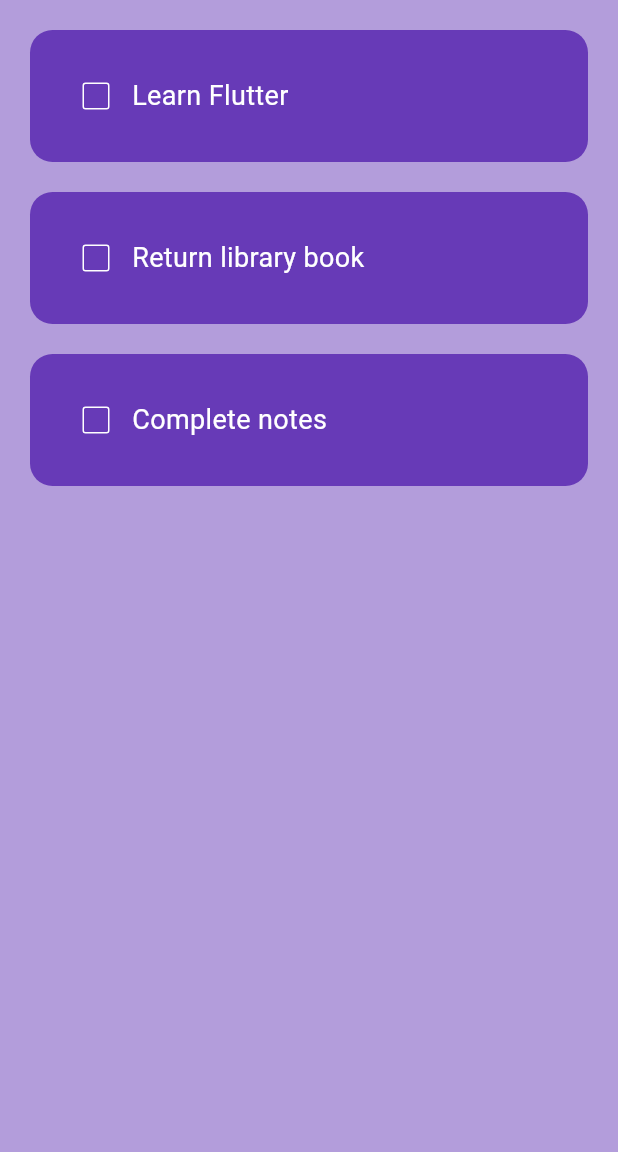
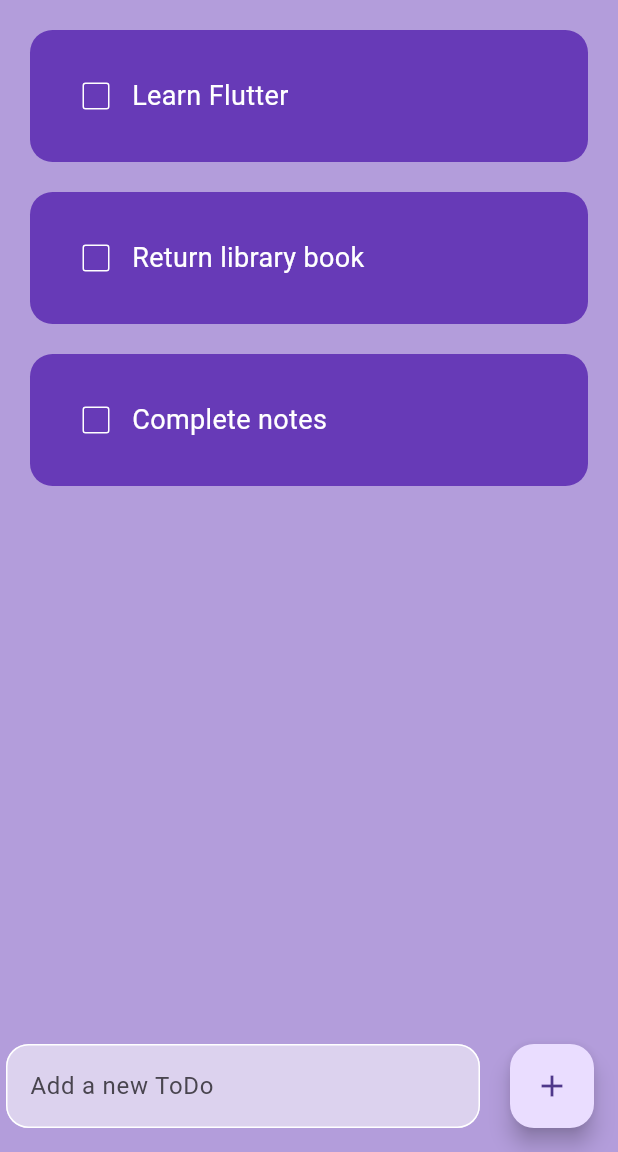
Before and after one commit to fazlaFiyas/my-ToDo, a Flutter app: the screen it shows after launch, on a phone screen of 412 x 824 dp, the part 84-1236 px from its top. Run offline on Flutter 3.47's test engine with Material 3 defaults, Android fonts, the phone set to English and light mode, and no system bars.

Commit message:
adding a floating action button and a text field to add new todos

```diff
--- a/lib/Pages/home_page.dart
+++ b/lib/Pages/home_page.dart
@@ -9,15 +9,25 @@ class HomePage extends StatefulWidget {
 }
 
 class _HomePageState extends State<HomePage> {
+
+  final _controller = TextEditingController();
+
   final List toDoList = [
     ['Learn Flutter', false],
     ['Return library book', false],
     ['Complete notes', false],
   ];
 
-  void checkBoxChanged(int index){
+  void checkBoxChanged(int index) {
     setState(() {
       toDoList[index][1] = !toDoList[index][1];
+    });
+  }
+
+  void saveNewTask(){
+    setState(() {
+      toDoList.add([_controller.text, false]);
+      _controller.clear();
     });
   }
 
@@ -32,14 +42,50 @@ class _HomePageState extends State<HomePage> {
         foregroundColor: Colors.white,
       ),
       body: ListView.builder(
-        itemCount:toDoList.length,
-        itemBuilder: (BuildContext context, index){
-        return TodoList(
-          taskName: toDoList[index][0],
-          taskCompleted: toDoList[index][1],
-          onChanged: (value)=> checkBoxChanged(index),
-        );
-      }),
+        itemCount: toDoList.length,
+        itemBuilder: (BuildContext context, index) {
+          return TodoList(
+            taskName: toDoList[index][0],
+            taskCompleted: toDoList[index][1],
+            onChanged: (value) => checkBoxChanged(index),
+          );
+        },
+      ),
+      floatingActionButton: Row(
+        children: [
+          Expanded(
+            child: Padding(
+              padding: const EdgeInsets.symmetric(
+                horizontal: 20,
+              ),
+              child: TextField(
+                controller: _controller,
+                decoration: InputDecoration(
+                  hintText: 'Add a new ToDo',
+                  filled: true,
+                  fillColor: Colors.white54,
+                  enabledBorder: OutlineInputBorder(
+                    borderSide: const BorderSide(
+                      color: Colors.white,
+                    ),
+                    borderRadius: BorderRadius.circular(15),
+                  ),
+                  focusedBorder: OutlineInputBorder(
+                    borderSide: const BorderSide(
+                      color: Colors.white,
+                    ),
+                    borderRadius: BorderRadius.circular(15),
+                  ),
+                ),
+              ),
+            ),
+          ),
+          FloatingActionButton(
+            onPressed: saveNewTask,
+            child: const Icon(Icons.add),
+          ),
+        ],
+      ),
     );
   }
 }
--- a/pubspec.yaml
+++ b/pubspec.yaml
@@ -34,6 +34,9 @@ dependencies:
   # The following adds the Cupertino Icons font to your application.
   # Use with the CupertinoIcons class for iOS style icons.
   cupertino_icons: ^1.0.8
+  flutter_slidable: ^4.0.0
+
+
 
 dev_dependencies:
   flutter_test:
```
Also changed, not shown: lib/Pages/utils/todo_list.dart (+10 -3 lines), pubspec.lock.
